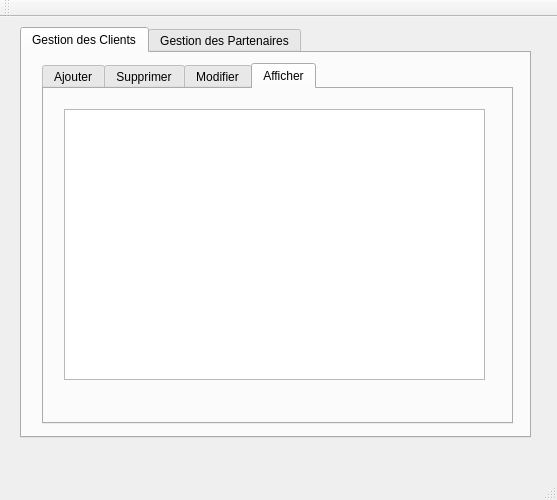
Qt form Gestion_Clients/mainwindow.ui (hsan256/Gestion_SuperMarket) before a commit.
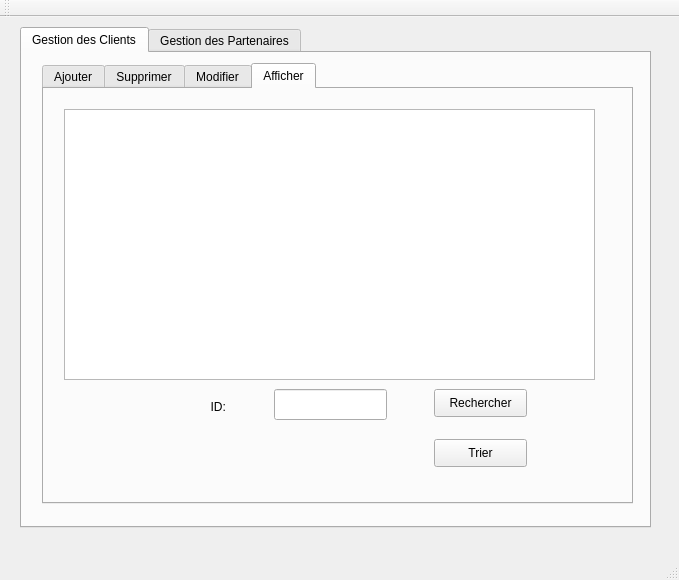
The same form after that commit.

```diff
--- a/Gestion_Clients/mainwindow.ui
+++ b/Gestion_Clients/mainwindow.ui
@@ -6,8 +6,8 @@
    <rect>
     <x>0</x>
     <y>0</y>
-    <width>557</width>
-    <height>500</height>
+    <width>679</width>
+    <height>580</height>
    </rect>
   </property>
   <property name="windowTitle">
@@ -19,8 +19,8 @@
      <rect>
       <x>20</x>
       <y>10</y>
-      <width>511</width>
-      <height>411</height>
+      <width>631</width>
+      <height>501</height>
      </rect>
     </property>
     <property name="currentIndex">
@@ -35,8 +35,8 @@
        <rect>
         <x>20</x>
         <y>10</y>
-        <width>471</width>
-        <height>361</height>
+        <width>591</width>
+        <height>441</height>
        </rect>
       </property>
       <property name="currentIndex">
@@ -321,11 +321,60 @@
          <rect>
           <x>20</x>
           <y>20</y>
-          <width>421</width>
+          <width>531</width>
           <height>271</height>
          </rect>
         </property>
        </widget>
+       <widget class="QPushButton" name="recherche">
+        <property name="geometry">
+         <rect>
+          <x>390</x>
+          <y>300</y>
+          <width>93</width>
+          <height>28</height>
+         </rect>
+        </property>
+        <property name="text">
+         <string>Rechercher</string>
+        </property>
+       </widget>
+       <widget class="QLineEdit" name="id_6">
+        <property name="geometry">
+         <rect>
+          <x>230</x>
+          <y>300</y>
+          <width>113</width>
+          <height>31</height>
+         </rect>
+        </property>
+       </widget>
+       <widget class="QLabel" name="label">
+        <property name="geometry">
+         <rect>
+          <x>140</x>
+          <y>310</y>
+          <width>55</width>
+          <height>16</height>
+         </rect>
+        </property>
+        <property name="text">
+         <string>        ID:</string>
+        </property>
+       </widget>
+       <widget class="QPushButton" name="Trier">
+        <property name="geometry">
+         <rect>
+          <x>390</x>
+          <y>350</y>
+          <width>93</width>
+          <height>28</height>
+         </rect>
+        </property>
+        <property name="text">
+         <string>Trier</string>
+        </property>
+       </widget>
       </widget>
      </widget>
     </widget>
```
Left out of the diff: 2 changed lines with no effect on the pictures.
